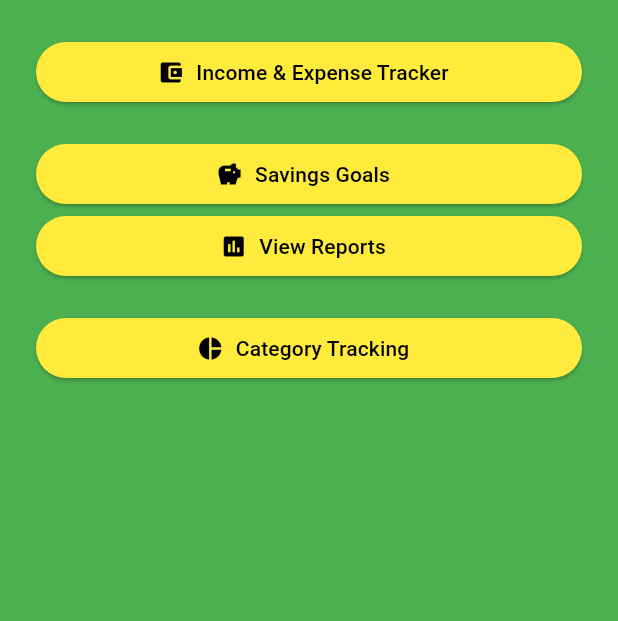
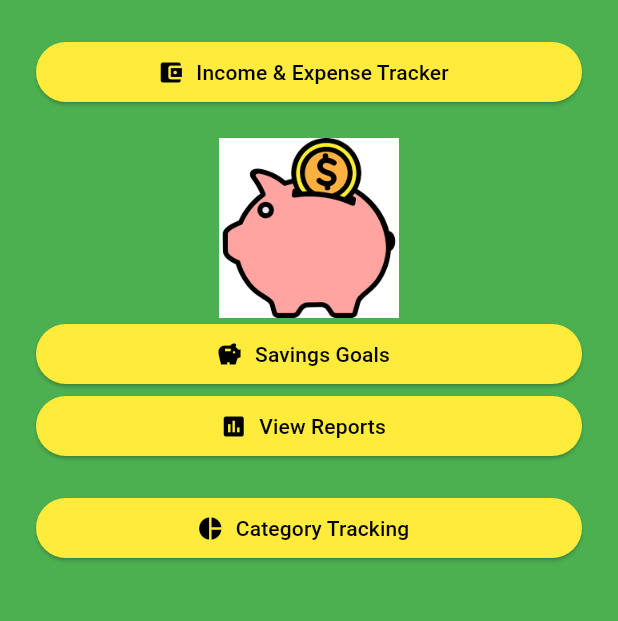
Before and after one commit to Gregory-Vaughan/MAD-Project-1_FinanceManager, a Flutter app: the screen it shows after launch, on a phone screen of 412 x 824 dp, the part 84-705 px from its top. Run offline on Flutter 3.47's test engine with Material 3 defaults, Android fonts, the phone set to English and light mode, and no system bars; our stand-ins replace fl_chart.

Commit message:
Used png as test to make sure things worked out. -G.

```diff
--- a/financemanager/lib/main.dart
+++ b/financemanager/lib/main.dart
@@ -523,7 +523,7 @@ class DashboardScreen extends StatelessWidget {
             ),
             const SizedBox(height: 20),
 
-            //Image.asset(assets/1st gif),
+            Image.asset("assets/piggy.png", height: 120),
 
 
             ElevatedButton.icon(
--- a/financemanager/pubspec.yaml
+++ b/financemanager/pubspec.yaml
@@ -63,6 +63,12 @@ flutter:
   # assets:
   #   - images/a_dot_burr.jpeg
   #   - images/a_dot_ham.jpeg
+  assets:
+    - assets/piggy.png
+
+   # - assets/gif2.gif
+   # - assets/gif3.gif
+
 
   # An image asset can refer to one or more resolution-specific "variants", see
   # https://flutter.dev/to/resolution-aware-images
```
Also changed, not shown: financemanager/pubspec.lock, 4 other files.
